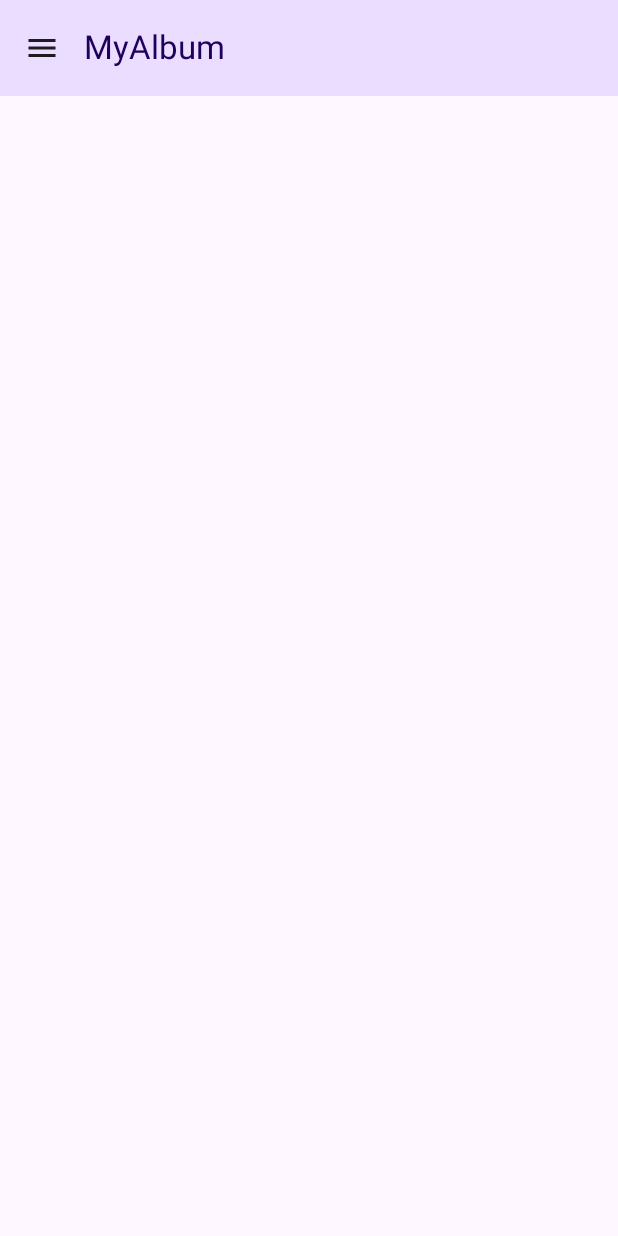
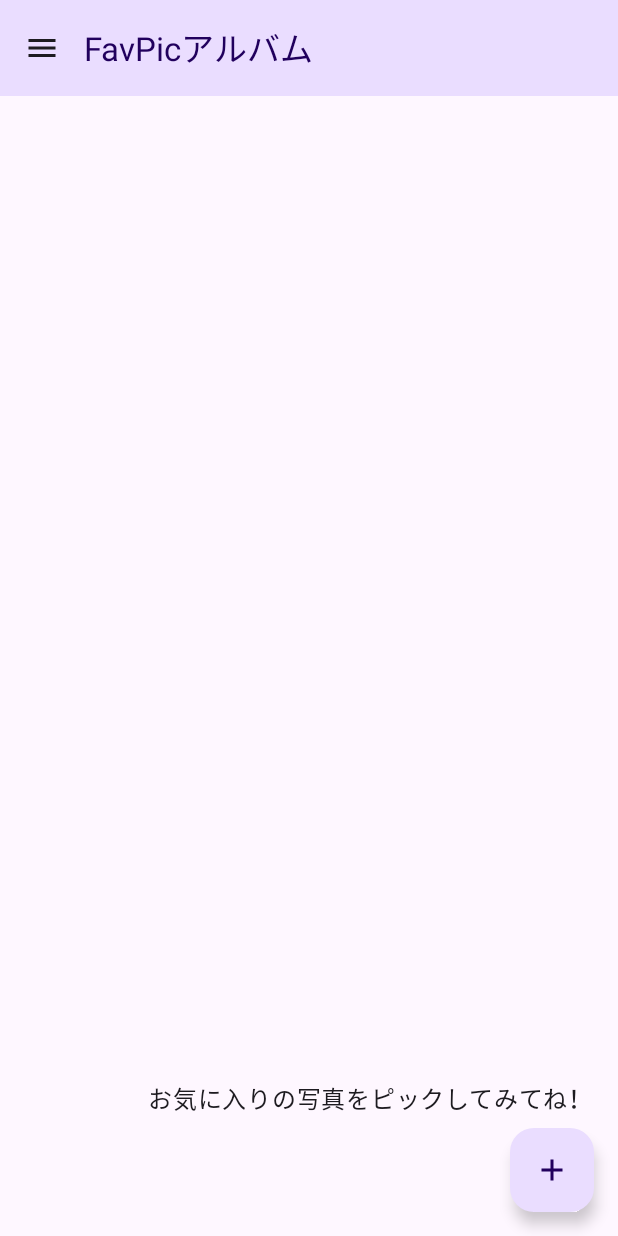
Before and after one commit to kanako6121/MyAlbum, an Android app built with Jetpack Compose: the screen it shows after launch (MainActivity), on a phone screen of 412 x 824 dp. Run offline under Robolectric (Android 15) with nearby library versions, the phone set to English and light mode, and no system bars; our stand-ins replace Dagger/Hilt's generated code, Timber; pictures from the network do not load.

```diff
--- a/app/src/main/java/com/example/myalbum/MainActivity.kt
+++ b/app/src/main/java/com/example/myalbum/MainActivity.kt
@@ -8,7 +8,6 @@ import androidx.activity.result.PickVisualMediaRequest
 import androidx.activity.result.contract.ActivityResultContracts
 import androidx.activity.result.contract.ActivityResultContracts.PickVisualMedia.ImageOnly
 import androidx.activity.viewModels
-import com.example.myalbum.core.data.PictureData
 import com.example.myalbum.core.theme.MyAlbumTheme
 import com.example.myalbum.feature.main.ui.MainNav
 import com.example.myalbum.feature.main.ui.MainViewModel
@@ -22,9 +21,7 @@ class MainActivity : ComponentActivity() {
       if (uri == null) return@registerForActivityResult
 
       contentResolver.takePersistableUriPermission(uri, Intent.FLAG_GRANT_READ_URI_PERMISSION)
-      // val nextId = viewModel.getPhotoId()
-      // val pictureData = PictureData(uri = uri, id = nextId)
-      // viewModel.savePhoto(pictureData)
+      viewModel.addPhoto(uri)
     }
 
   override fun onCreate(savedInstanceState: Bundle?) {
--- a/app/src/main/java/com/example/myalbum/core/data/AlbumPreference.kt
+++ b/app/src/main/java/com/example/myalbum/core/data/AlbumPreference.kt
@@ -4,6 +4,7 @@ import android.content.Context
 import androidx.datastore.core.DataStore
 import androidx.datastore.preferences.core.Preferences
 import androidx.datastore.preferences.core.edit
+import androidx.datastore.preferences.core.intPreferencesKey
 import androidx.datastore.preferences.core.stringPreferencesKey
 import androidx.datastore.preferences.preferencesDataStore
 import dagger.hilt.android.qualifiers.ApplicationContext
@@ -41,6 +42,11 @@ class AlbumPreference @Inject constructor(
     }.toMap()
   }
 
+  //カレントアルバムをFLOWで流す
+  val currentAlbumFlow: Flow<Int> = store.data.map { prefs ->
+    prefs[intPreferencesKey("current_album")] ?: 0
+  }
+
   // アルバムの新規作成保存
   suspend fun createAlbum(title: String) {
     val saveData = AlbumSaveData(
@@ -70,4 +76,12 @@ class AlbumPreference @Inject constructor(
       prefs.remove(key)
     }
   }
+
+  //カレントアルバムを設定
+  suspend fun setCurrentAlbum(albumId: Int) {
+    val key = intPreferencesKey("current_album")
+    store.edit { prefs ->
+      prefs[key] = albumId
+    }
+  }
 }
--- a/app/src/main/java/com/example/myalbum/feature/main/data/MainUiState.kt
+++ b/app/src/main/java/com/example/myalbum/feature/main/data/MainUiState.kt
@@ -6,9 +6,18 @@ import com.example.myalbum.core.data.AlbumData
 
 @Immutable
 data class MainUiState(
-  val albumMenus: List<AlbumMenu> = emptyList(),
-  val errorMessage: String? = null,
-)
+  val albumMenus: List<AlbumMenu>,
+  val errorMessage: String,
+  var currentAlbum: AlbumData,
+) {
+  companion object {
+    val Empty = MainUiState(
+      albumMenus = emptyList(),
+      errorMessage = "",
+      currentAlbum = AlbumData(id = 0, title = "", pictures = emptyList())
+    )
+  }
+}
 
 @Immutable
 data class AlbumMenu(
@@ -24,7 +33,9 @@ fun AlbumData.toAlbumMenu() =
     title = title,
   )
 
-fun List<AlbumData>.toMainUiState() =
+fun List<AlbumData>.toMainUiState(albumIc: Int) =
   MainUiState(
-    albumMenus = map { it.toAlbumMenu() }
+    albumMenus = map { it.toAlbumMenu() },
+    errorMessage = "",
+    currentAlbum = firstOrNull { it.id == albumIc } ?: AlbumData(id = 0, title = "", pictures = emptyList())
   )
--- /dev/null
+++ b/app/src/main/java/com/example/myalbum/feature/main/ui/AlbumScreen.kt
@@ -0,0 +1,205 @@
+package com.example.myalbum.feature.top.ui
+
+import androidx.compose.animation.AnimatedVisibility
+import androidx.compose.animation.core.tween
+import androidx.compose.animation.fadeIn
+import androidx.compose.animation.fadeOut
+import androidx.compose.foundation.BorderStroke
+import androidx.compose.foundation.background
+import androidx.compose.foundation.border
+import androidx.compose.foundation.clickable
+import androidx.compose.foundation.layout.Box
+import androidx.compose.foundation.layout.Column
+import androidx.compose.foundation.layout.Spacer
+import androidx.compose.foundation.layout.fillMaxSize
+import androidx.compose.foundation.layout.padding
+import androidx.compose.foundation.layout.size
+import androidx.compose.foundation.lazy.staggeredgrid.LazyVerticalStaggeredGrid
+import androidx.compose.foundation.lazy.staggeredgrid.StaggeredGridCells
+import androidx.compose.foundation.lazy.staggeredgrid.items
+import androidx.compose.foundation.lazy.staggeredgrid.rememberLazyStaggeredGridState
+import androidx.compose.material.icons.Icons
+import androidx.compose.material.icons.filled.Add
+import androidx.compose.material.icons.filled.Delete
+import androidx.compose.material.icons.filled.MoreVert
+import androidx.compose.material3.DropdownMenu
+import androidx.compose.material3.DropdownMenuItem
+import androidx.compose.material3.FloatingActionButton
+import androidx.compose.material3.Icon
+import androidx.compose.material3.IconButton
+import androidx.compose.material3.MaterialTheme
+import androidx.compose.material3.Text
+import androidx.compose.runtime.Composable
+import androidx.compose.runtime.LaunchedEffect
+import androidx.compose.runtime.getValue
+import androidx.compose.runtime.mutableStateOf
+import androidx.compose.runtime.remember
+import androidx.compose.runtime.setValue
+import androidx.compose.ui.Alignment
+import androidx.compose.ui.Modifier
+import androidx.compose.ui.draw.shadow
+import androidx.compose.ui.graphics.Color
+import androidx.compose.ui.res.stringResource
+import androidx.compose.ui.tooling.preview.Preview
+import androidx.compose.ui.unit.dp
+import androidx.lifecycle.compose.collectAsStateWithLifecycle
+import coil.compose.AsyncImage
+import com.example.myalbum.R
+import com.example.myalbum.core.data.AlbumData
+import com.example.myalbum.core.data.PictureData
+import com.example.myalbum.feature.main.ui.MainViewModel
+import kotlinx.coroutines.delay
+
+@Composable
+fun AlbumScreen(
+  viewModel: MainViewModel,
+  launchPicker: () -> Unit,
+  onEditScreen: (PictureData) -> Unit,
+  onUpPress: () -> Unit,
+) {
+  val uiState by viewModel.uiState.collectAsStateWithLifecycle()
+
+  AlbumContent(
+    launchPicker = launchPicker,
+    onUpPress = onUpPress,
+    onEditScreen = onEditScreen,
+    currentAlbumData = uiState.currentAlbum,
+    onRemove = viewModel::onRemovePhoto,
+  )
+}
+
+@Composable
+fun AlbumContent(
+  launchPicker: () -> Unit,
+  onUpPress: () -> Unit,
+  onEditScreen: (PictureData) -> Unit,
+  currentAlbumData: AlbumData,
+  onRemove: (Int, Int) -> Unit,
+) {
+  var showTutorial by remember { mutableStateOf(false) }
+  val scrollState = rememberLazyStaggeredGridState()
+
+  LaunchedEffect(currentAlbumData) {
+    delay(600)
+    showTutorial = currentAlbumData.pictures.isEmpty()
+  }
+  Box(modifier = Modifier.fillMaxSize()) {
+    LazyVerticalStaggeredGrid(
+      state = scrollState,
+      columns = StaggeredGridCells.Fixed(2)
+    ) {
+      items(currentAlbumData.pictures) { pictureData ->
+        var expanded by remember { mutableStateOf(false) }
+        Box(
+          modifier = Modifier.padding(
+            start = 8.dp,
+            top = 8.dp,
+            end = 4.dp,
+            bottom = 8.dp
+          )
+        ) {
+          AsyncImage(
+            model = pictureData.uri,
+            contentDescription = null,
+            modifier = Modifier
+              .shadow(elevation = 4.dp)
+              .background(Color.White)
+              .border(
+                BorderStroke(width = 0.5.dp, color = Color.Gray)
+              )
+              .padding(
+                start = 8.dp,
+                top = 8.dp,
+                end = 8.dp,
+                bottom = 32.dp
+              )
+              .clickable { onEditScreen(pictureData) },
+          )
+          Box(
+            modifier = Modifier
+              .align(Alignment.BottomStart)
+              .padding(start = 24.dp, bottom = 4.dp)
+          ) {
+            Text(
+              text = pictureData.comment.orEmpty()
+            )
+          }
+          Box(
+            modifier = Modifier
+              .size(32.dp)
+              .align(Alignment.BottomStart)
+              .padding(start = 0.dp, bottom = 4.dp)
+          ) {
+            IconButton(onClick = { expanded = true }) {
+              Icon(
+                imageVector = Icons.Default.MoreVert,
+                contentDescription = "",
+                tint = MaterialTheme.colorScheme.onSurface
+              )
+            }
+            DropdownMenu(
+              expanded = expanded,
+              onDismissRequest = { expanded = false }
+            ) {
+              DropdownMenuItem(
+                text = { Text(stringResource(id = R.string.description_delete)) },
+                onClick = {
+                  onRemove(currentAlbumData.id, pictureData.id)
+                  expanded = false
+                },
+                leadingIcon = {
+                  Icon(
+                    imageVector = Icons.Default.Delete,
+                    contentDescription = null
+                  )
+                }
+              )
+            }
+          }
+        }
+      }
+    }
+    AnimatedVisibility(
+      modifier = Modifier.align(Alignment.BottomEnd),
+      visible = showTutorial,
+      enter = fadeIn(animationSpec = tween(durationMillis = 500)),
+      exit = fadeOut(animationSpec = tween(durationMillis = 250))
+    )
+    {
+      Column(
+        modifier = Modifier.padding(16.dp),
+        horizontalAlignment = Alignment.End
+      ) {
+        Text(text = stringResource(R.string.tutorial))
+        Spacer(modifier = Modifier.size(64.dp))
+      }
+    }
+
+    FloatingActionButton(
+      modifier = Modifier
+        .padding(16.dp)
+        .align(Alignment.BottomEnd),
+      onClick = {
+        showTutorial = false
+        launchPicker()
+      }
+    ) {
+      Icon(
+        imageVector = Icons.Default.Add,
+        contentDescription = null
+      )
+    }
+  }
+}
+
+@Preview(showBackground = true)
+@Composable
+fun ShowPhotoGrid() {
+  AlbumContent(
+    launchPicker = {},
+    onUpPress = {},
+    onEditScreen = {},
+    currentAlbumData = AlbumData(id = 0, title = "プレビュー", pictures = emptyList()),
+    onRemove = { _, _ -> },
+  )
+}
--- a/app/src/main/java/com/example/myalbum/feature/main/ui/MainScreen.kt
+++ b/app/src/main/java/com/example/myalbum/feature/main/ui/MainScreen.kt
@@ -44,7 +44,7 @@ import androidx.navigation.compose.composable
 import androidx.navigation.compose.rememberNavController
 import com.example.myalbum.R
 import com.example.myalbum.feature.edit.ui.EditScreen
-import com.example.myalbum.feature.top.ui.TopScreen
+import com.example.myalbum.feature.top.ui.AlbumScreen
 import kotlinx.coroutines.launch
 
 @OptIn(ExperimentalMaterial3Api::class)
@@ -54,7 +54,7 @@ fun MainNav(
   launchPicker: () -> Unit,
   navController: NavHostController = rememberNavController(),
   drawerState: DrawerState = rememberDrawerState(initialValue = DrawerValue.Closed),
-  startDestination: String = "top",
+  startDestination: String = "album",
 ) {
   val uiState by mainViewModel.uiState.collectAsStateWithLifecycle()
   var showDialog by remember { mutableStateOf(false) }
@@ -77,7 +77,10 @@ fun MainNav(
               title = item.title,
               thumbnailUri = item.uri,
               onClick = {
-                navController.navigate("album/${item.id}")
+                mainViewModel.selectAlbum(item.id)
+                coroutineScope.launch {
+                  if (drawerState.isClosed) drawerState.open() else drawerState.close()
+                }
               },
             )
           }
@@ -100,7 +103,7 @@ fun MainNav(
     Scaffold(
       topBar = {
         TopAppBar(
-          title = { Text(text = stringResource(id = R.string.app_name)) },
+          title = { Text(text = uiState.currentAlbum?.title.orEmpty()) },
           modifier = Modifier.fillMaxWidth(),
           colors = TopAppBarDefaults.topAppBarColors(
             containerColor = MaterialTheme.colorScheme.primaryContainer,
@@ -126,8 +129,8 @@ fun MainNav(
           navController = navController,
           startDestination = startDestination,
         ) {
-          composable("top") {
-            TopScreen(
+          composable("album") {
+            AlbumScreen(
               viewModel = mainViewModel,
               launchPicker = launchPicker,
               onUpPress = {
@@ -201,8 +204,3 @@ fun AlbumDialog(
     },
   )
 }
-
-enum class Screen(val route: String) {
-  TOP("top"),
-  EDIT("edit")
-}
--- a/app/src/main/java/com/example/myalbum/feature/main/ui/MainViewModel.kt
+++ b/app/src/main/java/com/example/myalbum/feature/main/ui/MainViewModel.kt
@@ -1,6 +1,7 @@
 package com.example.myalbum.feature.main.ui
 
 import android.content.Context
+import android.net.Uri
 import androidx.lifecycle.ViewModel
 import androidx.lifecycle.viewModelScope
 import com.example.myalbum.R
@@ -11,6 +12,7 @@ import dagger.hilt.android.lifecycle.HiltViewModel
 import dagger.hilt.android.qualifiers.ApplicationContext
 import kotlinx.coroutines.flow.SharingStarted
 import kotlinx.coroutines.flow.StateFlow
+import kotlinx.coroutines.flow.combine
 import kotlinx.coroutines.flow.mapNotNull
 import kotlinx.coroutines.flow.stateIn
 import kotlinx.coroutines.launch
@@ -21,24 +23,37 @@ class MainViewModel @Inject constructor(
   @ApplicationContext private val context: Context,
   private val repository: AlbumRepository,
 ) : ViewModel() {
-  val uiState: StateFlow<MainUiState> = repository.albumsFlow.mapNotNull { albums ->
+  val uiState: StateFlow<MainUiState> = combine(
+    repository.albumsFlow, repository.currentAlbumIdFlow
+  ) { albums, currentAlbumId ->
     if (albums.isEmpty()) {
       createDefaultAlbum()
-      null
-    } else {
-      albums.toMainUiState()
     }
+    albums.toMainUiState(currentAlbumId)
   }.stateIn(
     scope = viewModelScope,
     started = SharingStarted.Eagerly,
-    initialValue = MainUiState()
+    initialValue = MainUiState.Empty,
   )
 
   private fun createDefaultAlbum() {
     viewModelScope.launch {
       repository.createAlbum(
-        title = context.getString(R.string.new_album)
+        title = context.getString(R.string.default_album)
       )
+    }
+  }
+
+  fun addPhoto(uri: Uri) {
+    viewModelScope.launch {
+      val currentAlbumId = uiState.value.currentAlbum.id
+      repository.addPhotoToAlbum(currentAlbumId, uri)
+    }
+  }
+
+  fun selectAlbum(albumId: Int) {
+    viewModelScope.launch {
+      repository.setCurrentAlbum(albumId)
     }
   }
 
@@ -53,4 +68,10 @@ class MainViewModel @Inject constructor(
       repository.updateAlbumTitle(albumId, newTitle)
     }
   }
+
+  fun onRemovePhoto(albumId: Int, pictureId: Int) {
+    viewModelScope.launch {
+      repository.removePhoto(albumId, pictureId)
+    }
+  }
 }
--- a/app/src/main/java/com/example/myalbum/feature/main/ui/ModalDrawerAlbumItem.kt
+++ b/app/src/main/java/com/example/myalbum/feature/main/ui/ModalDrawerAlbumItem.kt
@@ -10,6 +10,7 @@ import androidx.compose.foundation.layout.size
 import androidx.compose.foundation.layout.width
 import androidx.compose.material3.Text
 import androidx.compose.runtime.Composable
+import androidx.compose.ui.Alignment
 import androidx.compose.ui.Modifier
 import androidx.compose.ui.unit.dp
 import coil.compose.AsyncImage
@@ -24,17 +25,18 @@ fun ModalDrawerAlbumItem(
     modifier = Modifier
         .fillMaxWidth()
         .padding(8.dp)
-        .clickable { onClick() }
+        .clickable { onClick() },
+    verticalAlignment = Alignment.CenterVertically
   ) {
     AsyncImage(
       model = thumbnailUri,
       contentDescription = null,
-      modifier = Modifier.size(64.dp)
+      modifier = Modifier.size(48.dp)
+    )
+    Spacer(modifier = Modifier.width(8.dp))
+    Text(
+      text = title,
+      modifier = Modifier
     )
   }
-  Spacer(modifier = Modifier.width(8.dp))
-  Text(
-    text = title,
-    modifier = Modifier
-  )
 }
--- a/app/src/main/java/com/example/myalbum/feature/third/data/ThirdUiState.kt
+++ /dev/null
@@ -1,5 +0,0 @@
-package com.example.myalbum.feature.third.data
-
-data class ThirdUiState(
-  val isLoading: Boolean = true
-)
--- a/app/src/main/java/com/example/myalbum/feature/top/data/TopUiState.kt
+++ /dev/null
@@ -1,5 +0,0 @@
-package com.example.myalbum.feature.top.data
-
-data class TopUiState(
-  val isLoading: Boolean = true
-)
--- a/app/src/main/res/values/strings.xml
+++ b/app/src/main/res/values/strings.xml
@@ -1,5 +1,5 @@
 <resources>
-  <string name="app_name">MyAlbum</string>
+  <string name="app_name">FavPic</string>
   <string name="label_title">My Favorite Album</string>
   <string name="label_top">Top</string>
   <string name="description_top">Topへ</string>
@@ -15,13 +15,14 @@
   <string name="post">投稿する</string>
   <string name="save">保存する</string>
   <string name="cancel">キャンセル</string>
-  <string name="make_album">アルバムに名前をつける</string>
+  <string name="make_album">アルバムを新規作成</string>
   <string name="album1">アルバム１く</string>
   <string name="album2">アルバム２く</string>
   <string name="album3">アルバム３</string>
   <string name="album4">アルバム４</string>
   <string name="album5">アルバム５</string>
-  <string name="new_album">マイアルバム</string>
+  <string name="default_album">FavPicアルバム</string>
   <string name="show_drawer">アルバムを作る</string>
+  <string name="tutorial">お気に入りの写真をピックしてみてね！</string>
 
 </resources>
```
Also changed, not shown: app/src/main/java/com/example/myalbum/core/data/AlbumRepository.kt (+14 -1 lines), app/src/main/java/com/example/myalbum/feature/third/ui/ThirdScreen.kt (deleted, +0 -9 lines), app/src/main/java/com/example/myalbum/feature/top/ui/TopScreen.kt (deleted, +0 -200 lines), app/src/main/java/com/example/myalbum/feature/top/ui/TopViewModel.kt (deleted, +0 -12 lines).
